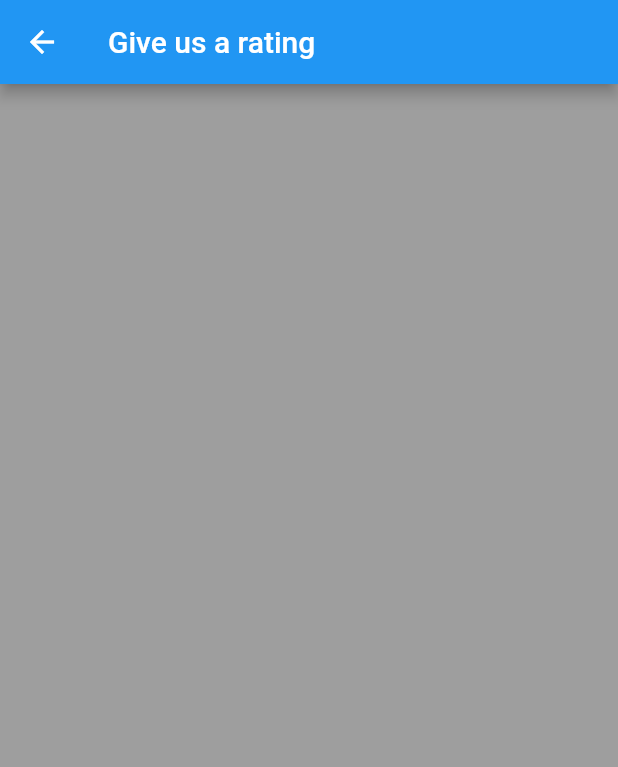
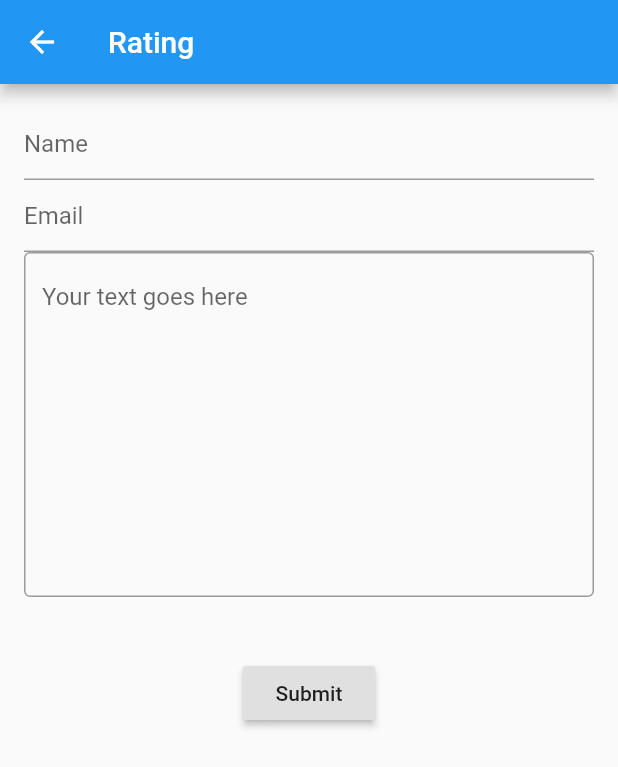
Before and after one commit to zuke-as-Dev/fit_streak_beta, a Flutter app: the rate_us screen opened by its route, on a phone screen of 412 x 824 dp. Shown: the top 767 px of the screen. Run offline on Flutter 3.47's test engine with Material 2 defaults, Android fonts, the light colour scheme and no system bars; our stand-ins replace flutter_spinkit; missing offline and left inert: esys_flutter_share.

Commit message:
rate up page added

```diff
--- a/lib/myProfile/rate_us.dart
+++ b/lib/myProfile/rate_us.dart
@@ -1,20 +1,74 @@
 import 'package:flutter/material.dart';
+class MyApp extends StatelessWidget {
+  @override
+  Widget build(BuildContext context) {
+  }
+}
+
 class rate_us extends StatefulWidget {
   @override
   _rate_usState createState() => _rate_usState();
+
 }
 
 class _rate_usState extends State<rate_us> {
+  final formKey = GlobalKey<FormState>();
   @override
   Widget build(BuildContext context) {
     return Scaffold(
-      backgroundColor: Colors.grey,
-      appBar: AppBar(
-        title: Text(
-          'Give us a rating',
+      appBar: AppBar(title: Text('Rating'),),
+      body: Padding(
+        padding: const EdgeInsets.all(16.0),
+        child: Form(
+            key: formKey,
+            child: SingleChildScrollView(
+              child: Column(
+                children: <Widget>[
+                  TextFormField(
+                    decoration: InputDecoration(hintText: 'Name'),
+                    // ignore: missing_return
+                    validator: (value) {
+                      if (value.trim().isEmpty){
+                        return 'Name Required';
+                      }
+                    },
+                  ),
+                  TextFormField(
+                    decoration: InputDecoration(hintText: 'Email'),
+                    // ignore: missing_return
+                    validator: (value) {
+                      if (value.trim().isEmpty){
+                        return 'Email Required';
+                      } else if (value.contains('@')){
+                        return 'Nope';
+                      }
+                    },
+                  ),
+                  TextFormField(
+                    keyboardType: TextInputType.multiline,
+                    maxLines: 10,
+                    decoration: InputDecoration(
+                        border: OutlineInputBorder(),
+                        hintText: 'Your text goes here'),
+                  ),
+                  Container(
+                    padding: const EdgeInsets.all(20),
+                  ),
+                  // ignore: deprecated_member_use
+                  RaisedButton(
+                    onPressed: (){
+                      if (formKey.currentState.validate()){
+                        print('The form is valid');
+                      }
+                    },
+                    child: Text('Submit'),
+                  )
+                ],
+              ),
+            )
         ),
       ),
+    );
 
-    );
   }
 }
```
